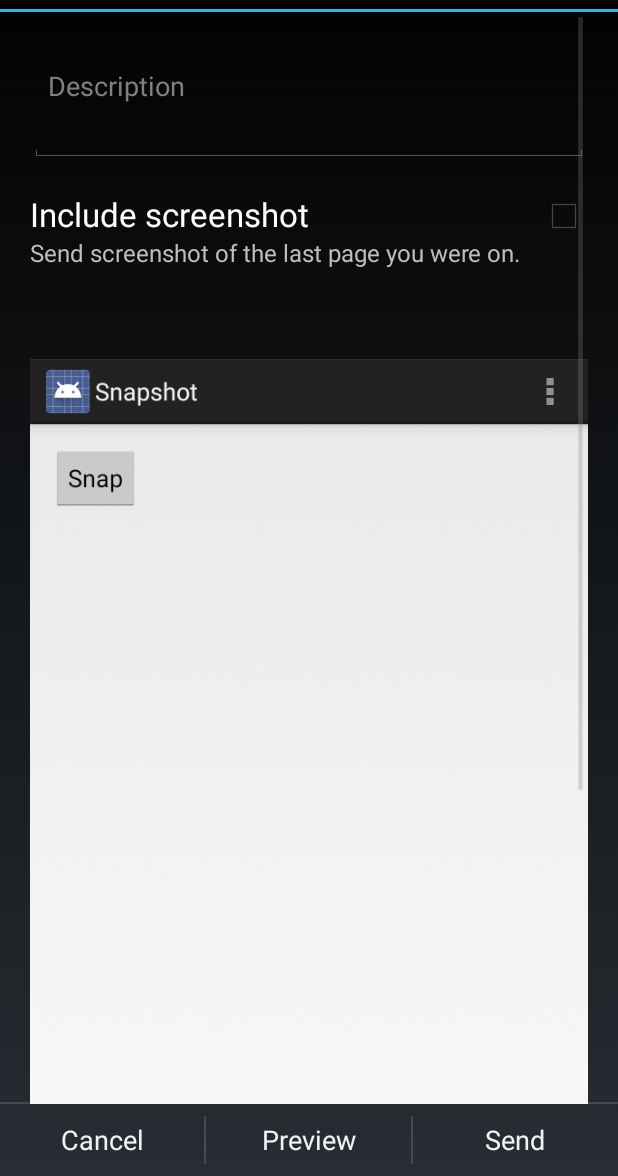
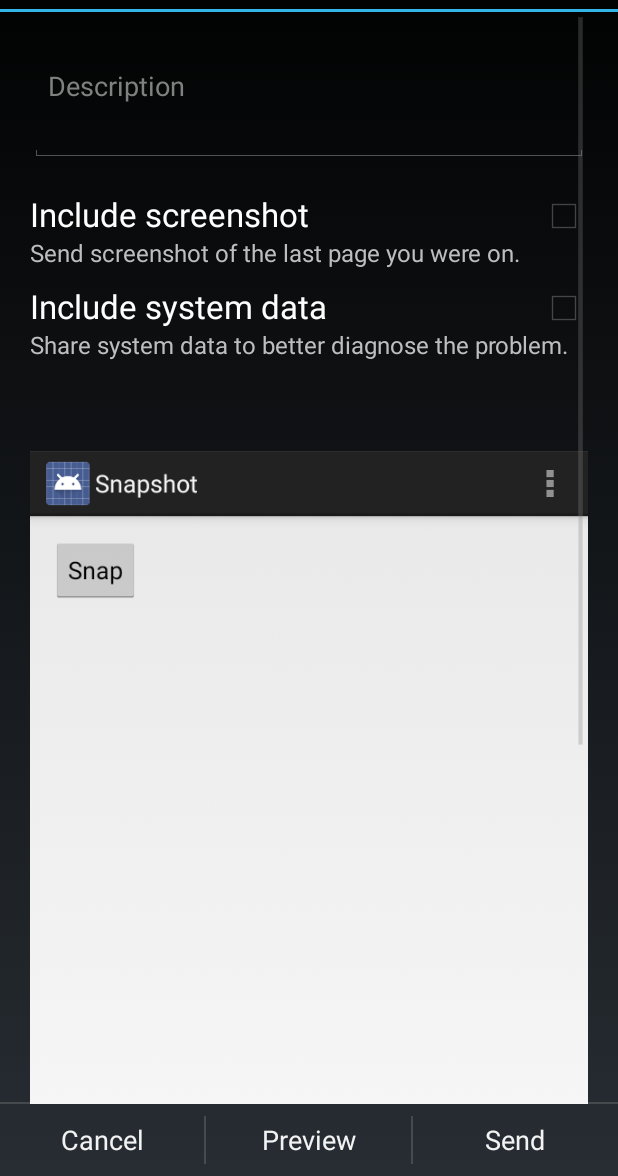
Before and after one commit to 3vezes/criticism, an Android app: the screen it shows after launch (FeedbackActivity), after a tap on "Snap", on a phone screen of 412 x 824 dp, the part 60-1236 px from its top. Run offline under Robolectric (Android 15) with nearby library versions, the phone set to English and light mode, and no system bars.

Commit message:
Added system data checkbox.

```diff
--- a/SnapshotProject/Snapshot/src/main/java/com/ericrgon/s3/S3Uploader.java
+++ b/SnapshotProject/Snapshot/src/main/java/com/ericrgon/s3/S3Uploader.java
@@ -48,8 +48,6 @@ public class S3Uploader {
     }
 
     private String getPath(){
-        StringBuilder stringBuilder = new StringBuilder(bucketName);
-        stringBuilder.append("/").append(reportName);
-        return stringBuilder.toString();
+        return bucketName + "/" + reportName;
     }
 }
--- a/SnapshotProject/Snapshot/src/main/res/layout/feedback.xml
+++ b/SnapshotProject/Snapshot/src/main/res/layout/feedback.xml
@@ -49,8 +49,7 @@
                 android:id="@+id/screenshotGroup"
                 android:layout_width="match_parent"
                 android:layout_height="wrap_content"
-                android:layout_marginTop="20dp"
-                android:layout_marginBottom="20dp">
+                android:layout_marginTop="20dp">
                 <LinearLayout
                     android:layout_height="wrap_content"
                     android:layout_width="wrap_content"
@@ -75,6 +74,38 @@
                     android:layout_alignParentRight="true"
                     android:layout_alignParentTop="true"/>
             </RelativeLayout>
+
+            <RelativeLayout
+                android:id="@+id/systemDataGroup"
+                android:layout_width="match_parent"
+                android:layout_height="wrap_content"
+                android:layout_marginTop="10dp"
+                android:layout_marginBottom="20dp">
+                <LinearLayout
+                    android:layout_height="wrap_content"
+                    android:layout_width="wrap_content"
+                    android:layout_alignParentLeft="true"
+                    android:orientation="vertical">
+                    <TextView
+                        android:layout_height="wrap_content"
+                        android:layout_width="wrap_content"
+                        android:textColor="@android:color/white"
+                        android:text="@string/include_system_data"
+                        android:textSize="22sp"/>
+                    <TextView
+                        android:layout_height="wrap_content"
+                        android:layout_width="wrap_content"
+                        android:textSize="16sp"
+                        android:text="@string/share_data_message"/>
+                </LinearLayout>
+                <CheckBox
+                    android:layout_height="wrap_content"
+                    android:layout_width="wrap_content"
+                    android:layout_marginLeft="10dp"
+                    android:layout_alignParentRight="true"
+                    android:layout_alignParentTop="true"/>
+            </RelativeLayout>
+
             <ImageView
                 android:id="@+id/screenshot"
                 android:layout_height="wrap_content"
--- a/SnapshotProject/Snapshot/src/main/res/values/strings.xml
+++ b/SnapshotProject/Snapshot/src/main/res/values/strings.xml
@@ -10,5 +10,7 @@
     <string name="description">Description</string>
     <string name="include_screenshot">Include screenshot</string>
     <string name="send_screen_of_last_page">Send screenshot of the last page you were on.</string>
+    <string name="include_system_data">Include system data</string>
+    <string name="share_data_message">Share system data to better diagnose the problem.</string>
 
 </resources>
```
Also changed, not shown: SnapshotProject/Snapshot/src/main/java/com/ericrgon/FeedbackActivity.java (line endings or trailing spaces).
